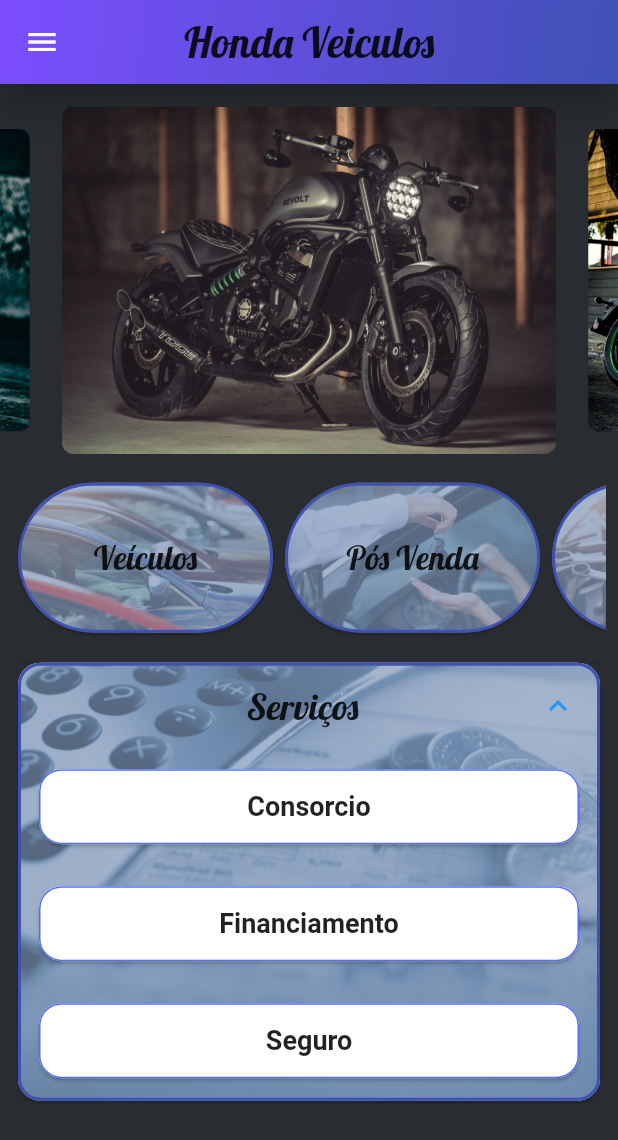
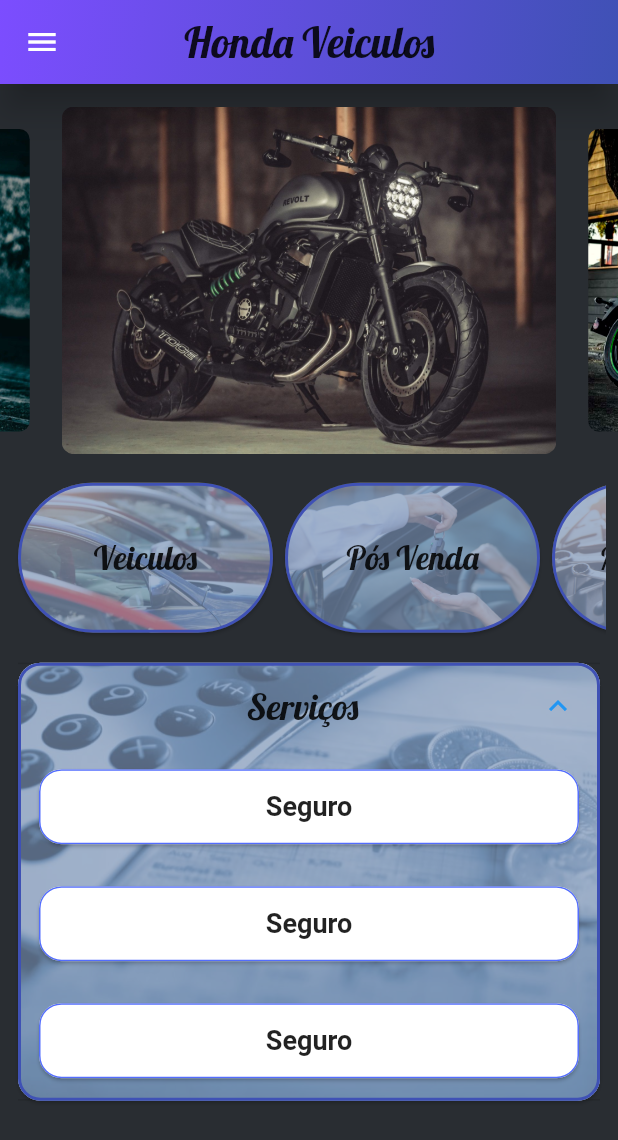
Before and after one commit to Anthonydj08/Concessionaria-Flutter, a Flutter app: the screen it shows after launch, after a tap on "Serviços", on a phone screen of 412 x 824 dp. Shown: the top 1140 px of the screen. Run offline on Flutter 3.47's test engine with Material 2 defaults, Android fonts, the phone set to English and light mode, and no system bars; drawn by our look-alikes of carousel_slider; our stand-ins replace google_fonts.

Commit message:
Refatoracao do codigo

```diff
--- a/concessionaria_flutter/lib/home/Accordeon.dart
+++ b/concessionaria_flutter/lib/home/Accordeon.dart
@@ -42,7 +42,16 @@
       children: [
         Column(
           children: [
-            Padding(
+            subBotao('Consorcio'),
+            subBotao('Financiamento'),
+            subBotao('Seguro'),
+          ],
+        ),
+      ],
+    );
+
+Widget subBotao(texto) {
+  return Padding(
     padding: const EdgeInsets.all(10.0),
     child: Card(
       semanticContainer: true,
@@ -53,61 +62,7 @@
       ),
       child: new InkWell(
         onTap: () {
-                    print("tapped consorcio");
-                  },
-                  child: Container(
-                    width: double.infinity,
-                    height: 50,
-                    child: Center(
-                      child: Text(
-                        'Consorcio',
-                        style: TextStyle(
-                            fontSize: 18, fontWeight: FontWeight.bold),
-                      ),
-                    ),
-                  ),
-                ),
-              ),
-            ),
-            Padding(
-              padding: const EdgeInsets.all(10.0),
-              child: Card(
-                semanticContainer: true,
-                clipBehavior: Clip.antiAliasWithSaveLayer,
-                shape: RoundedRectangleBorder(
-                  borderRadius: BorderRadius.circular(15.0),
-                  side: BorderSide(color: Colors.indigoAccent, width: 1),
-                ),
-                child: new InkWell(
-                  onTap: () {
-                    print("tapped financiamento");
-                  },
-                  child: Container(
-                    width: double.infinity,
-                    height: 50,
-                    child: Center(
-                      child: Text(
-                        'Financiamento',
-                        style: TextStyle(
-                            fontSize: 18, fontWeight: FontWeight.bold),
-                      ),
-                    ),
-                  ),
-                ),
-              ),
-            ),
-            Padding(
-              padding: const EdgeInsets.all(10.0),
-              child: Card(
-                semanticContainer: true,
-                clipBehavior: Clip.antiAliasWithSaveLayer,
-                shape: RoundedRectangleBorder(
-                  borderRadius: BorderRadius.circular(15.0),
-                  side: BorderSide(color: Colors.indigoAccent, width: 1),
-                ),
-                child: new InkWell(
-                  onTap: () {
-                    print("tapped seguro");
+          print("tapped");
         },
         child: Container(
           width: double.infinity,
@@ -115,15 +70,11 @@
           child: Center(
             child: Text(
               'Seguro',
-                        style: TextStyle(
-                            fontSize: 18, fontWeight: FontWeight.bold),
+              style: TextStyle(fontSize: 18, fontWeight: FontWeight.bold),
             ),
           ),
         ),
       ),
     ),
-            ),
-          ],
-        )
-      ],
   );
+}
--- a/concessionaria_flutter/lib/home/ScrollViewHorizontal.dart
+++ b/concessionaria_flutter/lib/home/ScrollViewHorizontal.dart
@@ -8,17 +8,17 @@
       scrollDirection: Axis.horizontal,
       child: Row(
         children: [
-          botaoVeiculos(),
-          botaoPosVenda(),
-          botaoManutecao(),
-          botaoPecas(),
+          botao('Veiculos', 'assets/imagens/veiculos.jpg'),
+          botao('Pós Venda', 'assets/imagens/posVenda.jpg'),
+          botao('Manutenção', 'assets/imagens/manutencao.jpg'),
+          botao('Peças', 'assets/imagens/pecas.jpg'),
         ],
       ),
     ),
   );
 }
 
-Widget botaoVeiculos() {
+Widget botao(texto, foto) {
   return Card(
     semanticContainer: true,
     clipBehavior: Clip.antiAliasWithSaveLayer,
@@ -40,13 +40,13 @@
             colorFilter: new ColorFilter.mode(
                 Colors.black.withOpacity(0.3), BlendMode.dstATop),
             image: new AssetImage(
-              'assets/imagens/veiculos.jpg',
+              foto,
             ),
           ),
         ),
         child: Center(
           child: Text(
-            'Veículos',
+            texto,
             textAlign: TextAlign.center,
             style: GoogleFonts.lobster(fontSize: 22, color: Colors.black87),
           ),
@@ -55,117 +55,3 @@
     ),
   );
 }
-
-Widget botaoPosVenda() {
-  return Card(
-    semanticContainer: true,
-    clipBehavior: Clip.antiAliasWithSaveLayer,
-    shape: RoundedRectangleBorder(
-      borderRadius: BorderRadius.circular(50.0),
-      side: BorderSide(color: Colors.indigo, width: 2),
-    ),
-    child: new InkWell(
-      onTap: () {
-        print("tapped");
-      },
-      child: Container(
-        width: 170.0,
-        height: 100.0,
-        decoration: BoxDecoration(
-          color: const Color(0xff7c94b6),
-          image: new DecorationImage(
-            fit: BoxFit.cover,
-            colorFilter: new ColorFilter.mode(
-                Colors.black.withOpacity(0.3), BlendMode.dstATop),
-            image: new AssetImage(
-              'assets/imagens/posVenda.jpg',
-            ),
-          ),
-        ),
-        child: Center(
-          child: Text(
-            'Pós Venda',
-            textAlign: TextAlign.center,
-            style: GoogleFonts.lobster(fontSize: 22, color: Colors.black87),
-          ),
-        ),
-      ),
-    ),
-  );
-}
-
-Widget botaoPecas() {
-  return Card(
-    semanticContainer: true,
-    clipBehavior: Clip.antiAliasWithSaveLayer,
-    shape: RoundedRectangleBorder(
-      borderRadius: BorderRadius.circular(50.0),
-      side: BorderSide(color: Colors.indigo, width: 2),
-    ),
-    child: new InkWell(
-      onTap: () {
-        print("tapped");
-      },
-      child: Container(
-        width: 170.0,
-        height: 100.0,
-        decoration: BoxDecoration(
-          color: const Color(0xff7c94b6),
-          image: new DecorationImage(
-            fit: BoxFit.cover,
-            colorFilter: new ColorFilter.mode(
-                Colors.black.withOpacity(0.3), BlendMode.dstATop),
-            image: new AssetImage(
-              'assets/imagens/pecas.jpg',
-            ),
-          ),
-        ),
-        child: Center(
-          child: Text(
-            'Peças',
-            textAlign: TextAlign.center,
-            style: GoogleFonts.lobster(fontSize: 22, color: Colors.black87),
-          ),
-        ),
-      ),
-    ),
-  );
-}
-
-Widget botaoManutecao() {
-  return Card(
-    semanticContainer: true,
-    clipBehavior: Clip.antiAliasWithSaveLayer,
-    shape: RoundedRectangleBorder(
-      borderRadius: BorderRadius.circular(50.0),
-      side: BorderSide(color: Colors.indigo, width: 2),
-    ),
-    child: new InkWell(
-      onTap: () {
-        print("tapped");
-      },
-      child: Container(
-        width: 170.0,
-        height: 100.0,
-        decoration: BoxDecoration(
-          color: const Color(0xff7c94b6),
-          image: new DecorationImage(
-            fit: BoxFit.cover,
-            colorFilter: new ColorFilter.mode(
-                Colors.black.withOpacity(0.3), BlendMode.dstATop),
-            image: new AssetImage(
-              'assets/imagens/manutencao.jpg',
-            ),
-          ),
-        ),
-        child: Center(
-          child: Text(
-            'Manuteção',
-            textAlign: TextAlign.center,
-            style: GoogleFonts.lobster(fontSize: 22, color: Colors.black87),
-          ),
-        ),
-      ),
-    ),
-  );
-}
```
Lines whose indentation alone changed are shown as unchanged.
